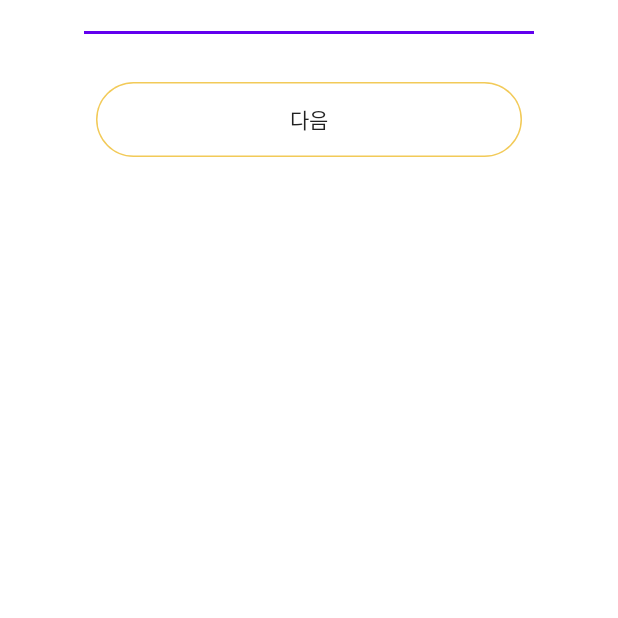
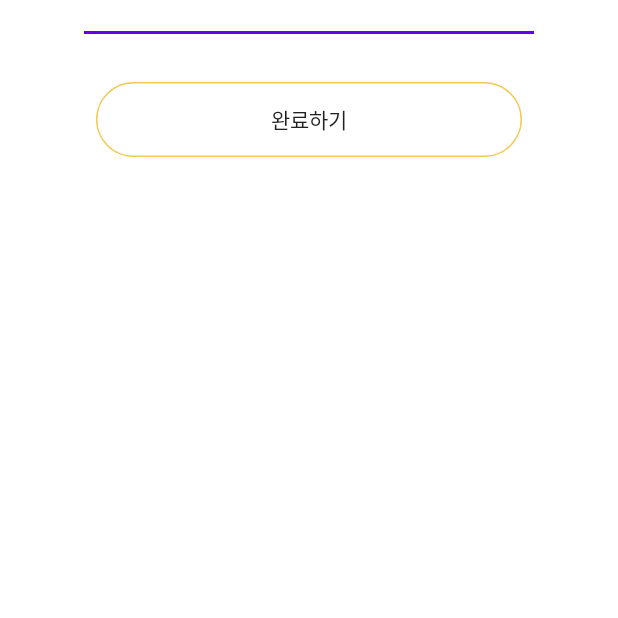
Before and after one commit to ssh09015/HugU, an Android app: the SignupCampusActivity screen opened directly, with no data from a screen before it, on a phone screen of 412 x 824 dp, the part 541-1159 px from its top. Run offline under Robolectric (Android 15) with nearby library versions, the phone set to English and light mode, and no system bars.

Commit message:
[회원가입] 학교 페이지 수정

```diff
--- a/app/src/main/res/layout/activity_signup_campus.xml
+++ b/app/src/main/res/layout/activity_signup_campus.xml
@@ -136,7 +136,7 @@
         android:layout_marginTop="32dp"
         android:background="@drawable/roundbtn"
         android:clickable="false"
-        android:text="다음"
+        android:text="완료하기"
         app:layout_constraintEnd_toEndOf="parent"
         app:layout_constraintStart_toStartOf="parent"
         app:layout_constraintTop_toBottomOf="@+id/layout_campus"
```
